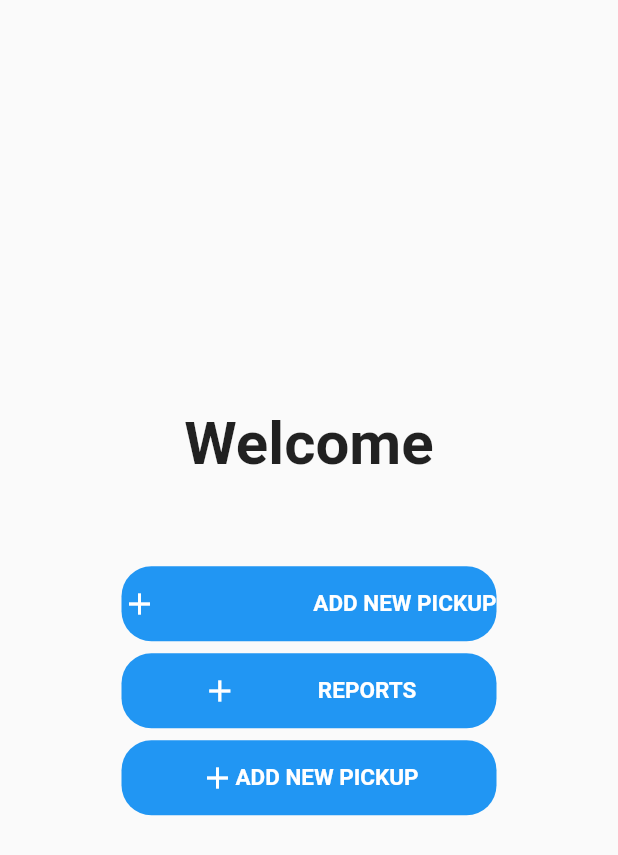
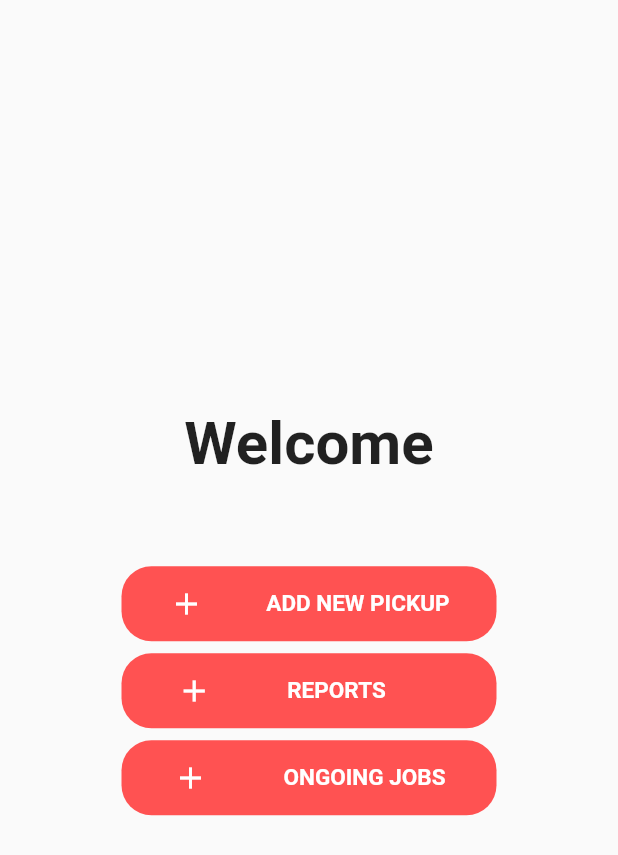
Before and after one commit to ramanjitsingh-hub/mech_app, a Flutter app: the screen it shows after launch, after a tap on "Continue", on a phone screen of 412 x 824 dp. Shown: the top 855 px of the screen. Run offline on Flutter 3.47's test engine with Material 2 defaults, Android fonts, the phone set to English and light mode, and no system bars; our stand-ins replace action_slider, otp_text_field.

Commit message:
form done , working on LOGIN Page

```diff
--- a/lib/pages/Auth/Login_Page.dart
+++ b/lib/pages/Auth/Login_Page.dart
@@ -1,4 +1,6 @@
 import 'package:flutter/material.dart';
+import 'package:otp_text_field/otp_text_field.dart';
+import 'package:otp_text_field/style.dart';
 
 import '../homepage.dart';
 
@@ -32,6 +34,43 @@ class _LoginPageState extends State<LoginPage> {
           SizedBox(
             height: 40,
           ),
+          Container(
+            height: 50,
+            width: 250,
+            decoration: BoxDecoration(
+                color: Colors.white, borderRadius: BorderRadius.circular(20)),
+            child: Padding(
+              padding: const EdgeInsets.all(8.0),
+              child: TextFormField(
+                style: TextStyle(
+                  decoration: TextDecoration.none,
+                  decorationThickness: 0,
+                ),
+                decoration: InputDecoration(
+                  hintText: "USER ID",
+                  border: InputBorder.none,
+                  focusedBorder: InputBorder.none,
+                  enabledBorder: InputBorder.none,
+                  disabledBorder: InputBorder.none,
+                ),
+              ),
+            ),
+          ),
+          Container(
+            height: 50,
+            width: 250,
+            child: OTPTextField(
+              length: 5,
+              width: MediaQuery.of(context).size.width,
+              fieldWidth: 45,
+              style: TextStyle(fontSize: 15, color: Colors.white),
+              textFieldAlignment: MainAxisAlignment.spaceAround,
+              fieldStyle: FieldStyle.underline,
+            ),
+          ),
+          SizedBox(
+            height: 40,
+          ),
           GestureDetector(
             onTap: (() {
               Navigator.push(
@@ -46,19 +85,11 @@ class _LoginPageState extends State<LoginPage> {
                 borderRadius: BorderRadius.circular(20),
                 color: Colors.white,
               ),
-              child: Row(
-                children: [
-                  SizedBox(
-                    height: 50,
-                    width: 70,
-                    child: Image.network(
-                        "https://logos-world.net/wp-content/uploads/2020/09/Google-Symbol.png"),
-                  ),
-                  Text(
-                    "Continue",
-                    style: TextStyle(fontSize: 20, fontWeight: FontWeight.bold),
-                  ),
-                ],
+              child: Center(
+                child: Text(
+                  "Continue",
+                  style: TextStyle(fontSize: 20, fontWeight: FontWeight.bold),
+                ),
               ),
             ),
           ),
--- a/lib/pages/homepage.dart
+++ b/lib/pages/homepage.dart
@@ -1,4 +1,6 @@
 import 'package:flutter/material.dart';
+import 'package:mech_app/pages/pickup.dart';
+import 'package:mech_app/pages/report.dart';
 
 class HomePage extends StatefulWidget {
   const HomePage({super.key});
@@ -26,22 +28,33 @@ class _HomePageState extends State<HomePage> {
                 ),
                 Padding(
                   padding: const EdgeInsets.only(top: 8.0),
+                  child: GestureDetector(
+                    onTap: () {
+                      Navigator.push(
+                        context,
+                        MaterialPageRoute(
+                            builder: (context) => const Pickup()),
+                      );
+                    },
                     child: Container(
                       height: 50,
                       width: 250,
                       decoration: BoxDecoration(
-                      color: Colors.blue,
+                        color: Colors.redAccent,
                         borderRadius: BorderRadius.circular(20),
                       ),
                       child: Row(
-                      mainAxisAlignment: MainAxisAlignment.spaceBetween,
+                        mainAxisAlignment: MainAxisAlignment.center,
                         children: [
                           Icon(
                             Icons.add,
                             color: Colors.white,
                           ),
+                          SizedBox(
+                            width: 30,
+                          ),
                           Text(
-                          "ADD NEW PICKUP",
+                            "   ADD NEW PICKUP",
                             style: TextStyle(
                                 fontSize: 15,
                                 fontWeight: FontWeight.bold,
@@ -51,24 +64,32 @@ class _HomePageState extends State<HomePage> {
                       ),
                     ),
                   ),
+                ),
                 Padding(
                   padding: const EdgeInsets.only(top: 8.0),
+                  child: GestureDetector(
+                    onTap: () {
+                      Navigator.pop(context, Report());
+                    },
                     child: Container(
                       height: 50,
                       width: 250,
                       decoration: BoxDecoration(
-                      color: Colors.blue,
+                        color: Colors.redAccent,
                         borderRadius: BorderRadius.circular(20),
                       ),
                       child: Row(
-                      mainAxisAlignment: MainAxisAlignment.spaceEvenly,
+                        mainAxisAlignment: MainAxisAlignment.center,
                         children: [
                           Icon(
                             Icons.add,
                             color: Colors.white,
                           ),
+                          SizedBox(
+                            width: 50,
+                          ),
                           Text(
-                          "REPORTS",
+                            "REPORTS          ",
                             style: TextStyle(
                                 fontSize: 15,
                                 fontWeight: FontWeight.bold,
@@ -78,13 +99,14 @@ class _HomePageState extends State<HomePage> {
                       ),
                     ),
                   ),
+                ),
                 Padding(
                   padding: const EdgeInsets.all(8.0),
                   child: Container(
                     height: 50,
                     width: 250,
                     decoration: BoxDecoration(
-                      color: Colors.blue,
+                      color: Colors.redAccent,
                       borderRadius: BorderRadius.circular(20),
                     ),
                     child: Row(
@@ -94,8 +116,11 @@ class _HomePageState extends State<HomePage> {
                           Icons.add,
                           color: Colors.white,
                         ),
+                        SizedBox(
+                          width: 50,
+                        ),
                         Text(
-                          "ADD NEW PICKUP",
+                          "ONGOING JOBS",
                           style: TextStyle(
                               fontSize: 15,
                               fontWeight: FontWeight.bold,
--- /dev/null
+++ b/lib/pages/ongoing.dart
@@ -0,0 +1,16 @@
+import 'package:flutter/cupertino.dart';
+import 'package:flutter/src/widgets/framework.dart';
+
+class Ongoing extends StatefulWidget {
+  const Ongoing({super.key});
+
+  @override
+  State<Ongoing> createState() => _OngoingState();
+}
+
+class _OngoingState extends State<Ongoing> {
+  @override
+  Widget build(BuildContext context) {
+    return Container();
+  }
+}
--- a/pubspec.yaml
+++ b/pubspec.yaml
@@ -38,6 +38,8 @@ dependencies:
   firebase_core: ^2.8.0
   firebase_auth: ^4.3.0
   google_fonts: ^4.0.4
+  action_slider: ^0.7.0
+  otp_text_field: ^1.1.3
 
 dev_dependencies:
   flutter_test:
```
Also changed, not shown: lib/pages/pickup.dart (added, +381 -0 lines), lib/pages/report.dart (added, +16 -0 lines), pubspec.lock, 1 other file. Lines whose indentation alone changed are shown as unchanged.
